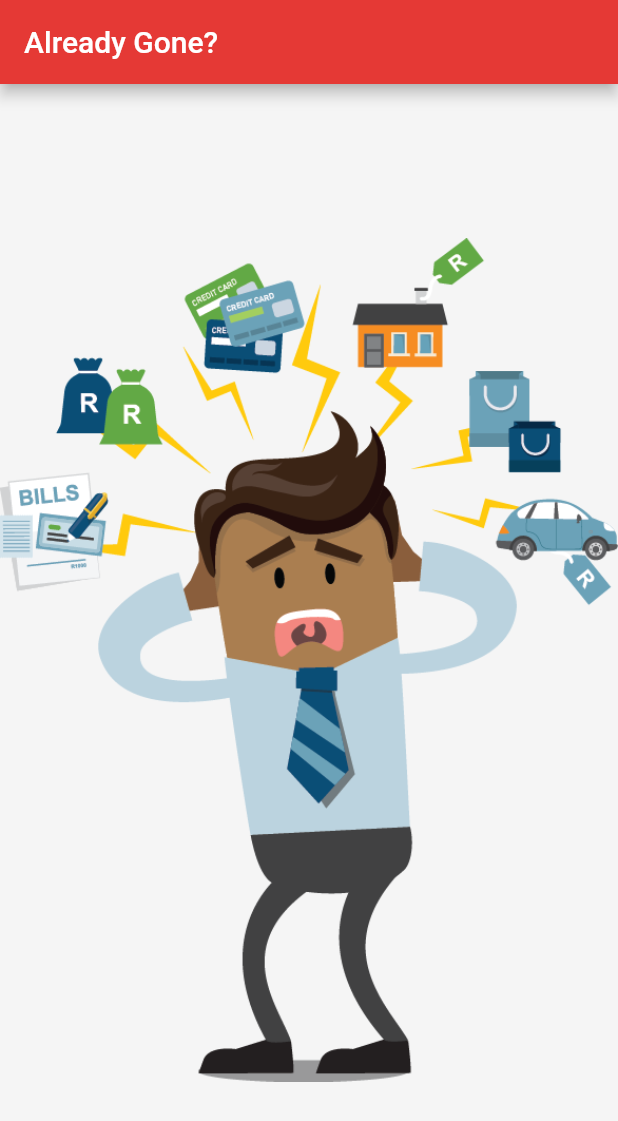
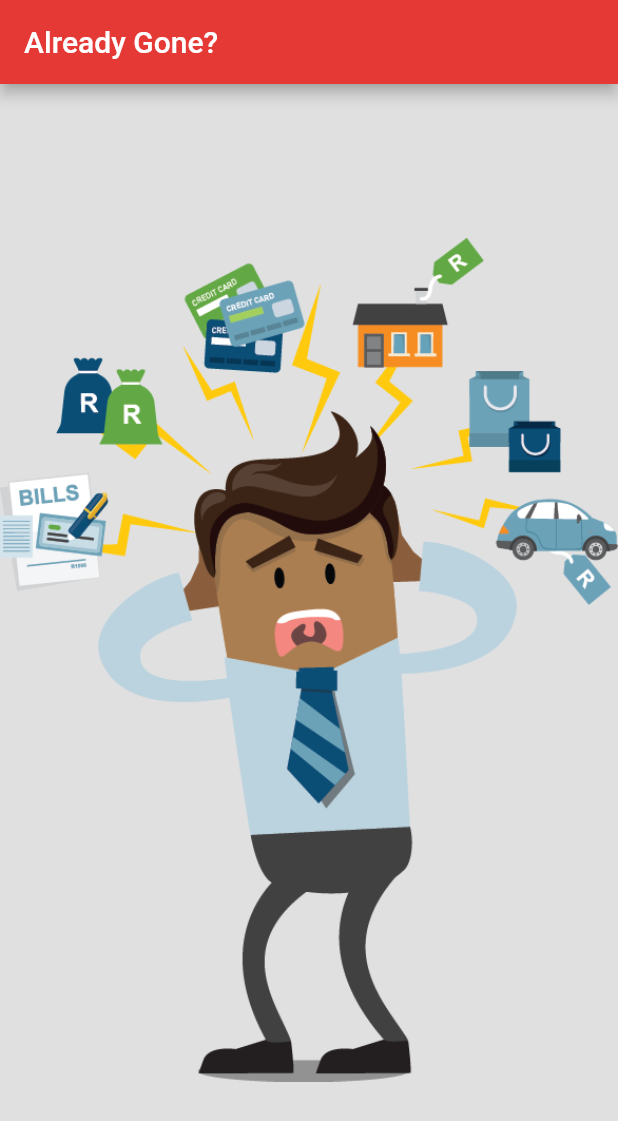
Before and after one commit to JoseArtur/JaVenceu, a Flutter app: the screen it shows after launch, on a phone screen of 412 x 824 dp. Shown: the top 1121 px of the screen. Run offline on Flutter 3.47's test engine with Material 2 defaults, Android fonts, the phone set to English and light mode, and no system bars.

Commit message:
Update main.dart
Update

```diff
--- a/javenceu/lib/main.dart
+++ b/javenceu/lib/main.dart
@@ -2,9 +2,16 @@ import 'package:flutter/material.dart';
 
 void main() {
   runApp(
-    MaterialApp(
+    MyApp()
+
+  );
+}
+class MyApp extends StatelessWidget {
+  @override
+  Widget build(BuildContext context) {
+    return MaterialApp(
       home: Scaffold(
-        backgroundColor: Colors.grey[100],
+        backgroundColor: Colors.grey[300],
         body: Center(
           child: Image(
             image: AssetImage('images/pngflow.com (1).png'),
@@ -15,6 +22,6 @@ void main() {
           backgroundColor: Colors.red[600],
         ),
       ),
-    ),
-  );
+    );
+  }
 }
```
